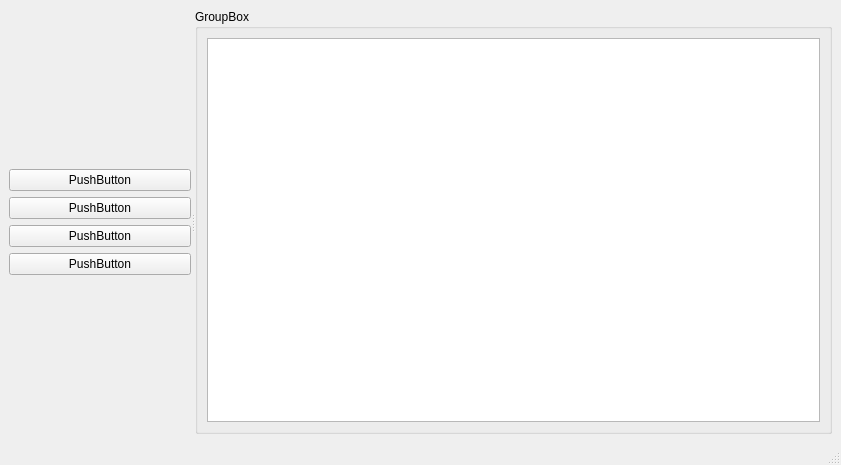
Old version of the form ui/start.ui in the repository senlinjun/Addon-Maker.
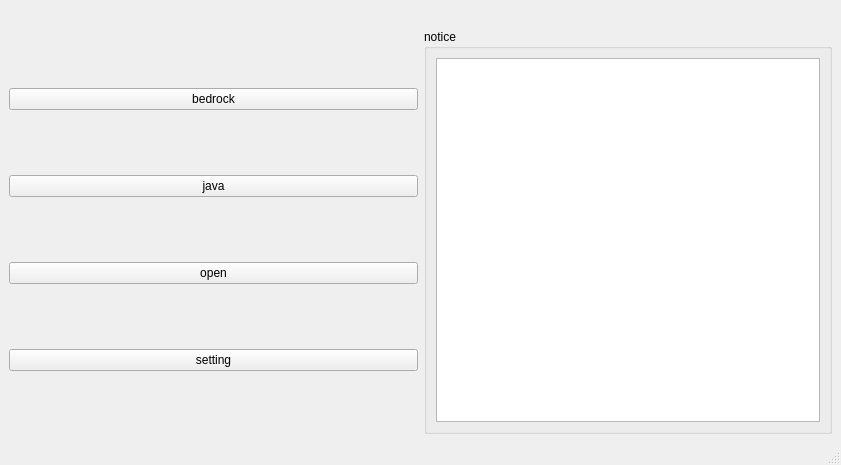
New version of the form.

Commit message: 1.项目将保存为文件，不再是文件夹 2.更改启动界面

Patch:
```diff
--- a/ui/start.ui
+++ b/ui/start.ui
@@ -14,81 +14,68 @@
    <string>MainWindow</string>
   </property>
   <widget class="QWidget" name="centralwidget">
-   <layout class="QGridLayout" name="gridLayout_2">
-    <item row="0" column="0">
+   <layout class="QVBoxLayout" name="verticalLayout_2">
+    <item>
+     <widget class="QLabel" name="img">
+      <property name="text">
+       <string/>
+      </property>
+     </widget>
+    </item>
+    <item>
+     <layout class="QHBoxLayout" name="horizontalLayout">
+      <item>
      <widget class="QSplitter" name="splitter">
       <property name="orientation">
        <enum>Qt::Horizontal</enum>
       </property>
       <widget class="QWidget" name="layoutWidget">
        <layout class="QVBoxLayout" name="verticalLayout">
-        <item>
-         <spacer name="verticalSpacer_2">
-          <property name="orientation">
-           <enum>Qt::Vertical</enum>
-          </property>
-          <property name="sizeHint" stdset="0">
-           <size>
-            <width>20</width>
-            <height>40</height>
-           </size>
-          </property>
-         </spacer>
-        </item>
         <item>
          <widget class="QPushButton" name="new_addon">
           <property name="text">
-           <string>PushButton</string>
+             <string>bedrock</string>
           </property>
          </widget>
         </item>
         <item>
          <widget class="QPushButton" name="new_mod">
           <property name="text">
-           <string>PushButton</string>
+             <string>java</string>
           </property>
          </widget>
         </item>
         <item>
          <widget class="QPushButton" name="open">
           <property name="text">
-           <string>PushButton</string>
+             <string>open</string>
           </property>
          </widget>
         </item>
         <item>
          <widget class="QPushButton" name="setting">
           <property name="text">
-           <string>PushButton</string>
+             <string>setting</string>
           </property>
          </widget>
         </item>
-        <item>
-         <spacer name="verticalSpacer">
-          <property name="orientation">
-           <enum>Qt::Vertical</enum>
-          </property>
-          <property name="sizeHint" stdset="0">
-           <size>
-            <width>20</width>
-            <height>40</height>
-           </size>
-          </property>
-         </spacer>
-        </item>
-       </layout>
-      </widget>
-      <widget class="QGroupBox" name="recent">
+         </layout>
+        </widget>
+       </widget>
+      </item>
+      <item>
+       <widget class="QGroupBox" name="notice_box">
        <property name="title">
-        <string>GroupBox</string>
-       </property>
-       <layout class="QGridLayout" name="gridLayout">
-        <item row="0" column="0">
-         <widget class="QListWidget" name="recent_list"/>
+         <string>notice</string>
+        </property>
+        <layout class="QHBoxLayout" name="horizontalLayout_2">
+         <item>
+          <widget class="QListWidget" name="notice_list"/>
         </item>
        </layout>
       </widget>
-     </widget>
+      </item>
+     </layout>
     </item>
    </layout>
   </widget>
```
Lines whose indentation alone changed are shown as unchanged. The commit also changes 5 other files.
